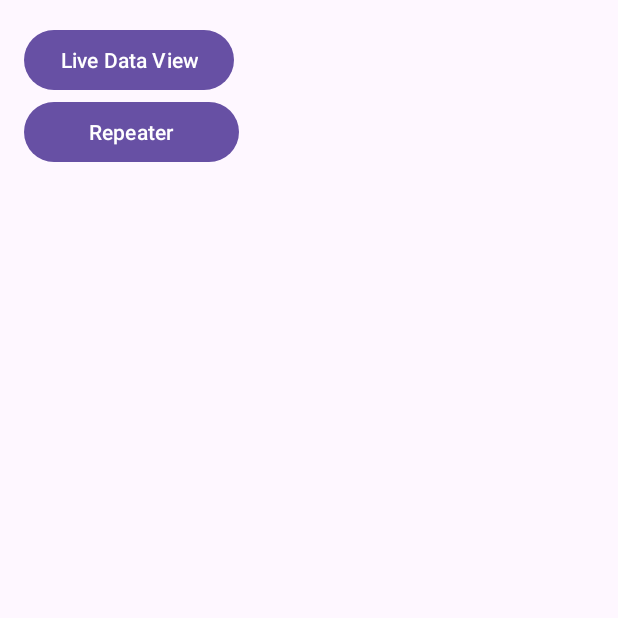
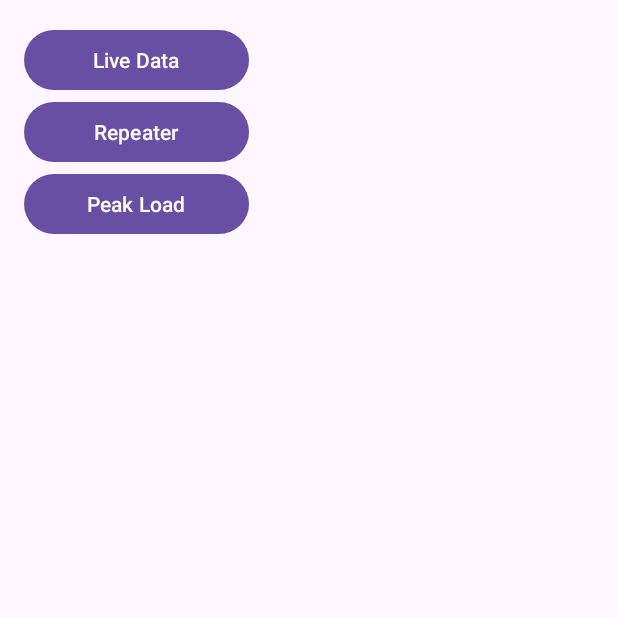
Before and after one commit to TheLastKiwi/Dyna, an Android app: the screen it shows after launch (MainActivity), on a phone screen of 412 x 824 dp, the top half of it. Run offline under Robolectric (Android 15) with nearby library versions, the phone set to English and light mode, and no system bars.

Commit message:
Adds Peak Load screen
Adds peak load screen and limit lines in repeater and peak load live data views with colors.

```diff
--- a/app/src/main/java/com/example/dyna/LiveDataView.java
+++ b/app/src/main/java/com/example/dyna/LiveDataView.java
@@ -23,7 +23,7 @@ public class LiveDataView extends BaseLiveDataView {
 
     @Override
     public void updateStats(){
-        ((TextView)findViewById(R.id.txtMax)).setText(String.valueOf(session.currentMax));
+        ((TextView)findViewById(R.id.txtMax)).setText(String.valueOf(session.sessionMax));
         ((TextView)findViewById(R.id.txtAvg)).setText(String.valueOf(session.currentAvg));
         ((TextView)findViewById(R.id.txtCurrent)).setText(String.valueOf(session.getLatest()));
     }
--- a/app/src/main/java/com/example/dyna/MainActivity.java
+++ b/app/src/main/java/com/example/dyna/MainActivity.java
@@ -18,21 +18,23 @@ public class MainActivity extends AppCompatActivity {
         super.onCreate(savedInstanceState);
         setContentView(R.layout.activity_main);
 
-        Button startButton = findViewById(R.id.btnLiveData);
-        Button repeaterButton = findViewById(R.id.btnRepeater);
-
-
         // Button to start scanning
-        startButton.setOnClickListener(view -> {
+        findViewById(R.id.btnLiveData).setOnClickListener(view -> {
             Intent intent = new Intent(this, LiveDataView.class);
             startActivity(intent);
         });
 
-        repeaterButton.setOnClickListener(view -> {
+        findViewById(R.id.btnRepeater).setOnClickListener(view -> {
             Intent intent = new Intent(this, RepeatersSettings.class);
             startActivity(intent);
         });
 
+        findViewById(R.id.btnPeakLoad).setOnClickListener(view -> {
+            Intent intent = new Intent(this, PeakLoadLiveData.class);
+            startActivity(intent);
+        });
+
+
     }
 
 }
--- a/app/src/main/java/com/example/dyna/Session.java
+++ b/app/src/main/java/com/example/dyna/Session.java
@@ -15,7 +15,6 @@ enum SessionType implements Serializable{
 public class Session implements Serializable {
     SessionType sessionType;
     List<TimestampedWeight> weights;
-    int currentMax = 0;
     int sessionMax = 0;
     int currentAvg = 0;
     private int weightSum = 0;
@@ -43,8 +42,7 @@ public class Session implements Serializable {
 
     public void addWeight(TimestampedWeight timestampedWeight){
         weights.add(timestampedWeight);
-        currentMax = Math.max(currentMax, timestampedWeight.weight);
-        sessionMax = Math.max(sessionMax, currentMax);
+        sessionMax = Math.max(sessionMax, timestampedWeight.weight);
         weightSum += timestampedWeight.weight;
         currentAvg = weightSum / weights.size();
     }
--- a/app/src/main/res/layout/activity_main.xml
+++ b/app/src/main/res/layout/activity_main.xml
@@ -7,15 +7,21 @@
 
     <Button
         android:id="@+id/btnLiveData"
-        android:layout_width="wrap_content"
+        android:layout_width="150dp"
         android:layout_height="wrap_content"
-        android:text="Live Data View" />
+        android:text="Live Data" />
 
     <Button
         android:id="@+id/btnRepeater"
-        android:layout_width="143dp"
+        android:layout_width="150dp"
         android:layout_height="wrap_content"
         android:text="Repeater" />
 
+    <Button
+        android:id="@+id/btnPeakLoad"
+        android:layout_width="150dp"
+        android:layout_height="wrap_content"
+        android:text="Peak Load" />
+
 
 </LinearLayout>
```
Also changed, not shown: app/src/main/AndroidManifest.xml (+3 -4 lines), app/src/main/java/com/example/dyna/BaseLiveDataView.java (+21 -0 lines), app/src/main/java/com/example/dyna/PeakLoadLiveData.java (added, +66 -0 lines), app/src/main/java/com/example/dyna/PeakLoadSettings.java (deleted, +0 -33 lines), app/src/main/java/com/example/dyna/RepeaterLiveData.java (+8 -0 lines), app/src/main/res/layout/peak_load_live_data.xml (added, +56 -0 lines).
